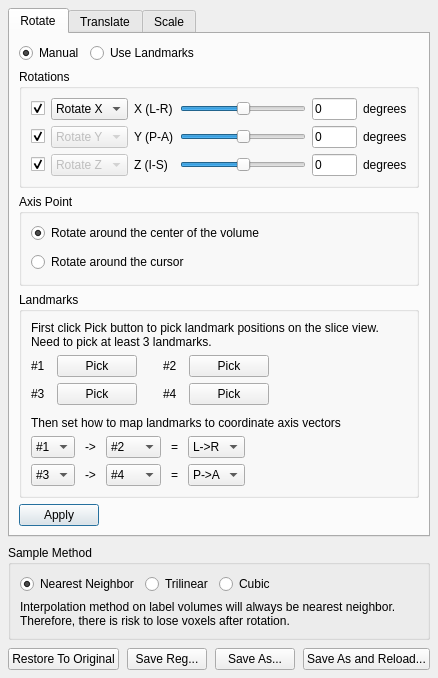
Above: freeview/DialogTransformVolume.ui from freesurfer/freesurfer before the change. Below: the same form after it.
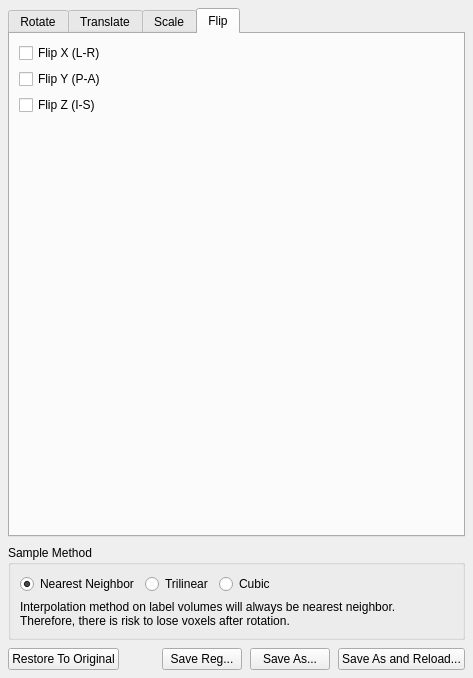
That is the form after the change. The open tabs and pages were chosen to show the change. Custom widgets are drawn as their Qt base class.

Commit message: added flip option for volume transformation. auto detect volume type to set resample method accordingly. fixed the bug that the vector volume is not displayed correctly.

Patch:
```diff
--- a/freeview/DialogTransformVolume.ui
+++ b/freeview/DialogTransformVolume.ui
@@ -1176,6 +1176,60 @@
        </item>
       </layout>
      </widget>
+     <widget class="QWidget" name="tab_3">
+      <attribute name="title">
+       <string>Flip</string>
+      </attribute>
+      <layout class="QGridLayout" name="gridLayout_5">
+       <item row="0" column="0">
+        <widget class="QCheckBox" name="checkBoxFlipX">
+         <property name="text">
+          <string>Flip X (L-R)</string>
+         </property>
+        </widget>
+       </item>
+       <item row="0" column="1">
+        <spacer name="horizontalSpacer_10">
+         <property name="orientation">
+          <enum>Qt::Horizontal</enum>
+         </property>
+         <property name="sizeHint" stdset="0">
+          <size>
+           <width>348</width>
+           <height>18</height>
+          </size>
+         </property>
+        </spacer>
+       </item>
+       <item row="3" column="1">
+        <spacer name="verticalSpacer">
+         <property name="orientation">
+          <enum>Qt::Vertical</enum>
+         </property>
+         <property name="sizeHint" stdset="0">
+          <size>
+           <width>20</width>
+           <height>40</height>
+          </size>
+         </property>
+        </spacer>
+       </item>
+       <item row="1" column="0">
+        <widget class="QCheckBox" name="checkBoxFlipY">
+         <property name="text">
+          <string>Flip Y (P-A)</string>
+         </property>
+        </widget>
+       </item>
+       <item row="2" column="0">
+        <widget class="QCheckBox" name="checkBoxFlipZ">
+         <property name="text">
+          <string>Flip Z (I-S)</string>
+         </property>
+        </widget>
+       </item>
+      </layout>
+     </widget>
     </widget>
    </item>
    <item>
```
Left out of the diff: 81 changed lines with no effect on the pictures. The commit also changes 8 other files.
